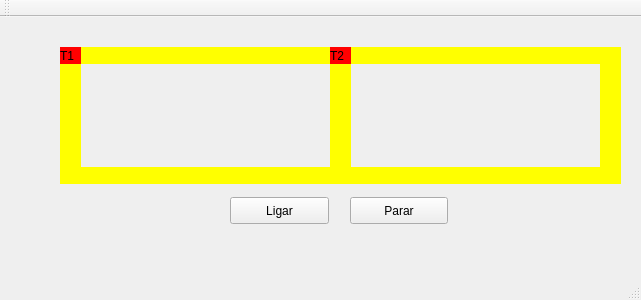
Qt form mainwindow.ui (Jardeu/Projeto-dos-Trens) before a commit.
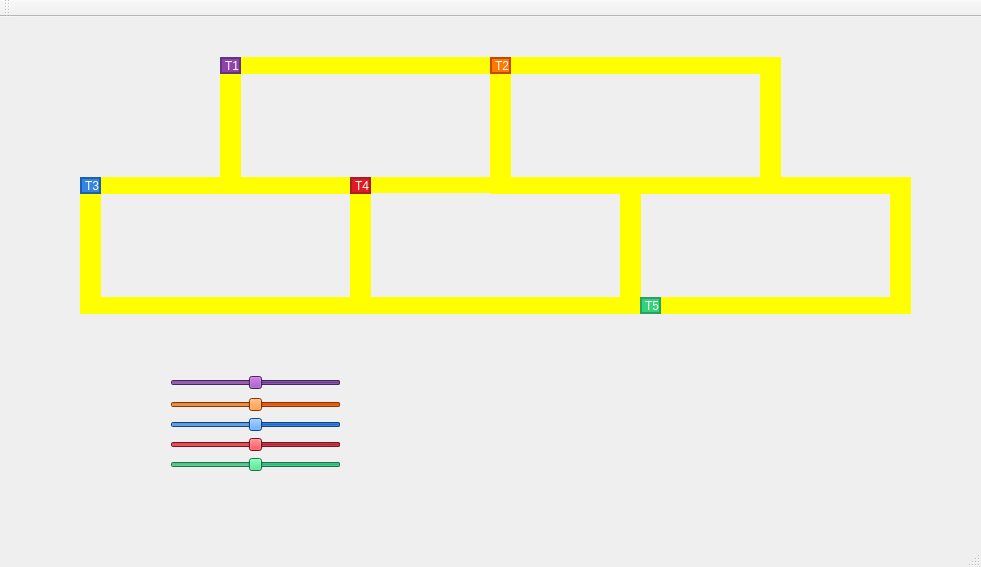
The same form after that commit.

The edit to the form file:
```diff
--- a/mainwindow.ui
+++ b/mainwindow.ui
@@ -6,8 +6,8 @@
    <rect>
     <x>0</x>
     <y>0</y>
-    <width>641</width>
-    <height>300</height>
+    <width>981</width>
+    <height>567</height>
    </rect>
   </property>
   <property name="windowTitle">
@@ -17,14 +17,19 @@
    <widget class="QLabel" name="label_trem1">
     <property name="geometry">
      <rect>
-      <x>60</x>
-      <y>30</y>
+      <x>220</x>
+      <y>40</y>
       <width>21</width>
       <height>17</height>
      </rect>
     </property>
+    <property name="font">
+     <font>
+      <pointsize>9</pointsize>
+     </font>
+    </property>
     <property name="styleSheet">
-     <string notr="true">QLabel { background: red}</string>
+     <string notr="true">QLabel { background: rgb(145, 65, 172); border: 2px solid rgb(97, 53, 131); color: white}</string>
     </property>
     <property name="text">
      <string>T1</string>
@@ -33,8 +38,8 @@
    <widget class="QLabel" name="label_trilho1">
     <property name="geometry">
      <rect>
-      <x>80</x>
-      <y>30</y>
+      <x>240</x>
+      <y>40</y>
       <width>250</width>
       <height>17</height>
      </rect>
@@ -46,12 +51,12 @@
      <string/>
     </property>
    </widget>
-   <widget class="QLabel" name="label_trilho2">
+   <widget class="QLabel" name="regiao_critica2">
     <property name="geometry">
      <rect>
-      <x>80</x>
-      <y>150</y>
-      <width>250</width>
+      <x>220</x>
+      <y>160</y>
+      <width>131</width>
       <height>17</height>
      </rect>
     </property>
@@ -62,11 +67,11 @@
      <string/>
     </property>
    </widget>
-   <widget class="QLabel" name="label_trilho3">
+   <widget class="QLabel" name="regiao_critica0">
     <property name="geometry">
      <rect>
-      <x>330</x>
-      <y>30</y>
+      <x>490</x>
+      <y>40</y>
       <width>21</width>
       <height>137</height>
      </rect>
@@ -81,10 +86,10 @@
    <widget class="QLabel" name="label_trilho4">
     <property name="geometry">
      <rect>
-      <x>60</x>
-      <y>30</y>
+      <x>220</x>
+      <y>40</y>
       <width>21</width>
-      <height>137</height>
+      <height>121</height>
      </rect>
     </property>
     <property name="styleSheet">
@@ -94,37 +99,11 @@
      <string/>
     </property>
    </widget>
-   <widget class="QPushButton" name="pushButton">
-    <property name="geometry">
-     <rect>
-      <x>230</x>
-      <y>180</y>
-      <width>99</width>
-      <height>27</height>
-     </rect>
-    </property>
-    <property name="text">
-     <string>Ligar</string>
-    </property>
-   </widget>
-   <widget class="QPushButton" name="pushButton_2">
-    <property name="geometry">
-     <rect>
-      <x>350</x>
-      <y>180</y>
-      <width>98</width>
-      <height>27</height>
-     </rect>
-    </property>
-    <property name="text">
-     <string>Parar</string>
-    </property>
-   </widget>
    <widget class="QLabel" name="label_trilho4_2">
     <property name="geometry">
      <rect>
-      <x>600</x>
-      <y>30</y>
+      <x>760</x>
+      <y>40</y>
       <width>21</width>
       <height>137</height>
      </rect>
@@ -139,8 +118,8 @@
    <widget class="QLabel" name="label_trilho1_2">
     <property name="geometry">
      <rect>
-      <x>350</x>
-      <y>30</y>
+      <x>510</x>
+      <y>40</y>
       <width>250</width>
       <height>17</height>
      </rect>
@@ -152,12 +131,12 @@
      <string/>
     </property>
    </widget>
-   <widget class="QLabel" name="label_trilho2_2">
+   <widget class="QLabel" name="regiao_critica3">
     <property name="geometry">
      <rect>
-      <x>350</x>
-      <y>150</y>
-      <width>250</width>
+      <x>510</x>
+      <y>160</y>
+      <width>111</width>
       <height>17</height>
      </rect>
     </property>
@@ -171,37 +150,939 @@
    <widget class="QLabel" name="label_trem2">
     <property name="geometry">
      <rect>
-      <x>330</x>
-      <y>30</y>
+      <x>490</x>
+      <y>40</y>
       <width>21</width>
       <height>17</height>
      </rect>
     </property>
+    <property name="font">
+     <font>
+      <pointsize>9</pointsize>
+     </font>
+    </property>
     <property name="styleSheet">
-     <string notr="true">QLabel { background: red}</string>
+     <string notr="true">QLabel { background: rgb(255, 120, 0); border: 2px solid rgb(198, 70, 0); color: white}</string>
     </property>
     <property name="text">
      <string>T2</string>
     </property>
    </widget>
+   <widget class="QLabel" name="label_trilho1_3">
+    <property name="geometry">
+     <rect>
+      <x>100</x>
+      <y>160</y>
+      <width>121</width>
+      <height>17</height>
+     </rect>
+    </property>
+    <property name="styleSheet">
+     <string notr="true">QLabel { background: yellow}</string>
+    </property>
+    <property name="text">
+     <string/>
+    </property>
+   </widget>
+   <widget class="QLabel" name="label_trilho4_3">
+    <property name="geometry">
+     <rect>
+      <x>80</x>
+      <y>160</y>
+      <width>21</width>
+      <height>137</height>
+     </rect>
+    </property>
+    <property name="styleSheet">
+     <string notr="true">QLabel { background: yellow}</string>
+    </property>
+    <property name="text">
+     <string/>
+    </property>
+   </widget>
+   <widget class="QLabel" name="label_trilho2_3">
+    <property name="geometry">
+     <rect>
+      <x>100</x>
+      <y>280</y>
+      <width>250</width>
+      <height>17</height>
+     </rect>
+    </property>
+    <property name="styleSheet">
+     <string notr="true">QLabel { background: yellow}</string>
+    </property>
+    <property name="text">
+     <string/>
+    </property>
+   </widget>
+   <widget class="QLabel" name="regiao_critica5">
+    <property name="geometry">
+     <rect>
+      <x>350</x>
+      <y>160</y>
+      <width>21</width>
+      <height>137</height>
+     </rect>
+    </property>
+    <property name="styleSheet">
+     <string notr="true">QLabel { background: yellow}</string>
+    </property>
+    <property name="text">
+     <string/>
+    </property>
+   </widget>
+   <widget class="QLabel" name="label_trilho2_4">
+    <property name="geometry">
+     <rect>
+      <x>370</x>
+      <y>280</y>
+      <width>250</width>
+      <height>17</height>
+     </rect>
+    </property>
+    <property name="styleSheet">
+     <string notr="true">QLabel { background: yellow}</string>
+    </property>
+    <property name="text">
+     <string/>
+    </property>
+   </widget>
+   <widget class="QLabel" name="regiao_critica6">
+    <property name="geometry">
+     <rect>
+      <x>620</x>
+      <y>160</y>
+      <width>21</width>
+      <height>137</height>
+     </rect>
+    </property>
+    <property name="styleSheet">
+     <string notr="true">QLabel { background: yellow}</string>
+    </property>
+    <property name="text">
+     <string/>
+    </property>
+   </widget>
+   <widget class="QLabel" name="label_trilho2_5">
+    <property name="geometry">
+     <rect>
+      <x>640</x>
+      <y>280</y>
+      <width>250</width>
+      <height>17</height>
+     </rect>
+    </property>
+    <property name="styleSheet">
+     <string notr="true">QLabel { background: yellow}</string>
+    </property>
+    <property name="text">
+     <string/>
+    </property>
+   </widget>
+   <widget class="QLabel" name="label_trilho1_4">
+    <property name="geometry">
+     <rect>
+      <x>780</x>
+      <y>160</y>
+      <width>121</width>
+      <height>17</height>
+     </rect>
+    </property>
+    <property name="styleSheet">
+     <string notr="true">QLabel { background: yellow}</string>
+    </property>
+    <property name="text">
+     <string/>
+    </property>
+   </widget>
+   <widget class="QLabel" name="label_trilho4_4">
+    <property name="geometry">
+     <rect>
+      <x>890</x>
+      <y>160</y>
+      <width>21</width>
+      <height>137</height>
+     </rect>
+    </property>
+    <property name="styleSheet">
+     <string notr="true">QLabel { background: yellow}</string>
+    </property>
+    <property name="text">
+     <string/>
+    </property>
+   </widget>
+   <widget class="QLabel" name="label_trem3">
+    <property name="geometry">
+     <rect>
+      <x>80</x>
+      <y>160</y>
+      <width>21</width>
+      <height>17</height>
+     </rect>
+    </property>
+    <property name="font">
+     <font>
+      <pointsize>9</pointsize>
+     </font>
+    </property>
+    <property name="styleSheet">
+     <string notr="true">QLabel { background: rgb(53, 132, 228); border: 2px solid rgb(26, 95, 180); color: white}</string>
+    </property>
+    <property name="text">
+     <string>T3</string>
+    </property>
+   </widget>
+   <widget class="QLabel" name="label_trem4">
+    <property name="geometry">
+     <rect>
+      <x>350</x>
+      <y>160</y>
+      <width>21</width>
+      <height>17</height>
+     </rect>
+    </property>
+    <property name="font">
+     <font>
+      <pointsize>9</pointsize>
+     </font>
+    </property>
+    <property name="styleSheet">
+     <string notr="true">QLabel { background: rgb(224, 27, 36); border: 2px solid rgb(165, 29, 45); color: white}</string>
+    </property>
+    <property name="text">
+     <string>T4</string>
+    </property>
+   </widget>
+   <widget class="QLabel" name="label_trem5">
+    <property name="geometry">
+     <rect>
+      <x>640</x>
+      <y>280</y>
+      <width>21</width>
+      <height>17</height>
+     </rect>
+    </property>
+    <property name="font">
+     <font>
+      <pointsize>9</pointsize>
+     </font>
+    </property>
+    <property name="autoFillBackground">
+     <bool>false</bool>
+    </property>
+    <property name="styleSheet">
+     <string notr="true">QLabel { background: rgb(51, 209, 122); border: 2px solid rgb(38, 162, 105); color: white}</string>
+    </property>
+    <property name="text">
+     <string>T5</string>
+    </property>
+   </widget>
+   <widget class="QSlider" name="speed_trem1">
+    <property name="geometry">
+     <rect>
+      <x>170</x>
+      <y>355</y>
+      <width>171</width>
+      <height>21</height>
+     </rect>
+    </property>
+    <property name="palette">
+     <palette>
+      <active>
+       <colorrole role="Button">
+        <brush brushstyle="SolidPattern">
+         <color alpha="255">
+          <red>145</red>
+          <green>65</green>
+          <blue>172</blue>
+         </color>
+        </brush>
+       </colorrole>
+       <colorrole role="Window">
+        <brush brushstyle="SolidPattern">
+         <color alpha="255">
+          <red>97</red>
+          <green>53</green>
+          <blue>131</blue>
+         </color>
+        </brush>
+       </colorrole>
+       <colorrole role="Highlight">
+        <brush brushstyle="SolidPattern">
+         <color alpha="255">
+          <red>97</red>
+          <green>53</green>
+          <blue>131</blue>
+         </color>
+        </brush>
+       </colorrole>
+      </active>
+      <inactive>
+       <colorrole role="Button">
+        <brush brushstyle="SolidPattern">
+         <color alpha="255">
+          <red>145</red>
+          <green>65</green>
+          <blue>172</blue>
+         </color>
+        </brush>
+       </colorrole>
+       <colorrole role="Window">
+        <brush brushstyle="SolidPattern">
+         <color alpha="255">
+          <red>97</red>
+          <green>53</green>
+          <blue>131</blue>
+         </color>
+        </brush>
+       </colorrole>
+       <colorrole role="Highlight">
+        <brush brushstyle="SolidPattern">
+         <color alpha="255">
+          <red>97</red>
+          <green>53</green>
+          <blue>131</blue>
+         </color>
+        </brush>
+       </colorrole>
+      </inactive>
+      <disabled>
+       <colorrole role="Button">
+        <brush brushstyle="SolidPattern">
+         <color alpha="255">
+          <red>145</red>
+          <green>65</green>
+          <blue>172</blue>
+         </color>
+        </brush>
+       </colorrole>
+       <colorrole role="Base">
+        <brush brushstyle="SolidPattern">
+         <color alpha="255">
+          <red>97</red>
+          <green>53</green>
+          <blue>131</blue>
+         </color>
+        </brush>
+       </colorrole>
+       <colorrole role="Window">
+        <brush brushstyle="SolidPattern">
+         <color alpha="255">
+          <red>97</red>
+          <green>53</green>
+          <blue>131</blue>
+         </color>
+        </brush>
+       </colorrole>
+      </disabled>
+     </palette>
+    </property>
+    <property name="font">
+     <font>
+      <pointsize>14</pointsize>
+     </font>
+    </property>
+    <property name="autoFillBackground">
+     <bool>false</bool>
+    </property>
+    <property name="styleSheet">
+     <string notr="true"/>
+    </property>
+    <property name="minimum">
+     <number>0</number>
+    </property>
+    <property name="maximum">
+     <number>200</number>
+    </property>
+    <property name="value">
+     <number>100</number>
+    </property>
+    <property name="orientation">
+     <enum>Qt::Horizontal</enum>
+    </property>
+    <property name="invertedAppearance">
+     <bool>true</bool>
+    </property>
+    <property name="invertedControls">
+     <bool>true</bool>
+    </property>
+   </widget>
+   <widget class="QSlider" name="speed_trem2">
+    <property name="geometry">
+     <rect>
+      <x>170</x>
+      <y>380</y>
+      <width>171</width>
+      <height>16</height>
+     </rect>
+    </property>
+    <property name="palette">
+     <palette>
+      <active>
+       <colorrole role="Button">
+        <brush brushstyle="SolidPattern">
+         <color alpha="255">
+          <red>255</red>
+          <green>120</green>
+          <blue>0</blue>
+         </color>
+        </brush>
+       </colorrole>
+       <colorrole role="Window">
+        <brush brushstyle="SolidPattern">
+         <color alpha="255">
+          <red>198</red>
+          <green>70</green>
+          <blue>0</blue>
+         </color>
+        </brush>
+       </colorrole>
+       <colorrole role="Highlight">
+        <brush brushstyle="SolidPattern">
+         <color alpha="255">
+          <red>198</red>
+          <green>70</green>
+          <blue>0</blue>
+         </color>
+        </brush>
+       </colorrole>
+      </active>
+      <inactive>
+       <colorrole role="Button">
+        <brush brushstyle="SolidPattern">
+         <color alpha="255">
+          <red>255</red>
+          <green>120</green>
+          <blue>0</blue>
+         </color>
+        </brush>
+       </colorrole>
+       <colorrole role="Window">
+        <brush brushstyle="SolidPattern">
+         <color alpha="255">
+          <red>198</red>
+          <green>70</green>
+          <blue>0</blue>
+         </color>
+        </brush>
+       </colorrole>
+       <colorrole role="Highlight">
+        <brush brushstyle="SolidPattern">
+         <color alpha="255">
+          <red>198</red>
+          <green>70</green>
+          <blue>0</blue>
+         </color>
+        </brush>
+       </colorrole>
+      </inactive>
+      <disabled>
+       <colorrole role="Button">
+        <brush brushstyle="SolidPattern">
+         <color alpha="255">
+          <red>255</red>
+          <green>120</green>
+          <blue>0</blue>
+         </color>
+        </brush>
+       </colorrole>
+       <colorrole role="Base">
+        <brush brushstyle="SolidPattern">
+         <color alpha="255">
+          <red>198</red>
+          <green>70</green>
+          <blue>0</blue>
+         </color>
+        </brush>
+       </colorrole>
+       <colorrole role="Window">
+        <brush brushstyle="SolidPattern">
+         <color alpha="255">
+          <red>198</red>
+          <green>70</green>
+          <blue>0</blue>
+         </color>
+        </brush>
+       </colorrole>
+      </disabled>
+     </palette>
+    </property>
+    <property name="font">
+     <font>
+      <pointsize>14</pointsize>
+     </font>
+    </property>
+    <property name="autoFillBackground">
+     <bool>false</bool>
+    </property>
+    <property name="styleSheet">
+     <string notr="true"/>
+    </property>
+    <property name="maximum">
+     <number>200</number>
+    </property>
+    <property name="value">
+     <number>100</number>
+    </property>
+    <property name="orientation">
+     <enum>Qt::Horizontal</enum>
+    </property>
+    <property name="invertedAppearance">
+     <bool>true</bool>
+    </property>
+    <property name="invertedControls">
+     <bool>true</bool>
+    </property>
+   </widget>
+   <widget class="QSlider" name="speed_trem3">
+    <property name="geometry">
+     <rect>
+      <x>170</x>
+      <y>400</y>
+      <width>171</width>
+      <height>16</height>
+     </rect>
+    </property>
+    <property name="palette">
+     <palette>
+      <active>
+       <colorrole role="Button">
+        <brush brushstyle="SolidPattern">
+         <color alpha="255">
+          <red>53</red>
+          <green>132</green>
+          <blue>228</blue>
+         </color>
+        </brush>
+       </colorrole>
+       <colorrole role="Window">
+        <brush brushstyle="SolidPattern">
+         <color alpha="255">
+          <red>26</red>
+          <green>95</green>
+          <blue>180</blue>
+         </color>
+        </brush>
+       </colorrole>
+       <colorrole role="Highlight">
+        <brush brushstyle="SolidPattern">
+         <color alpha="255">
+          <red>26</red>
+          <green>95</green>
+          <blue>180</blue>
+         </color>
+        </brush>
+       </colorrole>
+      </active>
+      <inactive>
+       <colorrole role="Button">
+        <brush brushstyle="SolidPattern">
+         <color alpha="255">
+          <red>53</red>
+          <green>132</green>
+          <blue>228</blue>
+         </color>
+        </brush>
+       </colorrole>
+       <colorrole role="Window">
+        <brush brushstyle="SolidPattern">
+         <color alpha="255">
+          <red>26</red>
+          <green>95</green>
+          <blue>180</blue>
+         </color>
+        </brush>
+       </colorrole>
+       <colorrole role="Highlight">
+        <brush brushstyle="SolidPattern">
+         <color alpha="255">
+          <red>26</red>
+          <green>95</green>
+          <blue>180</blue>
+         </color>
+        </brush>
+       </colorrole>
+      </inactive>
+      <disabled>
+       <colorrole role="Button">
+        <brush brushstyle="SolidPattern">
+         <color alpha="255">
+          <red>53</red>
+          <green>132</green>
+          <blue>228</blue>
+         </color>
+        </brush>
+       </colorrole>
+       <colorrole role="Base">
+        <brush brushstyle="SolidPattern">
+         <color alpha="255">
+          <red>26</red>
+          <green>95</green>
+          <blue>180</blue>
+         </color>
+        </brush>
+       </colorrole>
+       <colorrole role="Window">
+        <brush brushstyle="SolidPattern">
+         <color alpha="255">
+          <red>26</red>
+          <green>95</green>
+          <blue>180</blue>
+         </color>
+        </brush>
+       </colorrole>
+      </disabled>
+     </palette>
+    </property>
+    <property name="font">
+     <font>
+      <pointsize>14</pointsize>
+     </font>
+    </property>
+    <property name="autoFillBackground">
+     <bool>false</bool>
+    </property>
+    <property name="styleSheet">
+     <string notr="true"/>
+    </property>
+    <property name="maximum">
+     <number>200</number>
+    </property>
+    <property name="value">
+     <number>100</number>
+    </property>
+    <property name="orientation">
+     <enum>Qt::Horizontal</enum>
+    </property>
+    <property name="invertedAppearance">
+     <bool>true</bool>
+    </property>
+    <property name="invertedControls">
+     <bool>true</bool>
+    </property>
+   </widget>
+   <widget class="QSlider" name="speed_trem4">
+    <property name="geometry">
+     <rect>
+      <x>170</x>
+      <y>420</y>
+      <width>171</width>
+      <height>16</height>
+     </rect>
+    </property>
+    <property name="palette">
+     <palette>
+      <active>
+       <colorrole role="Button">
+        <brush brushstyle="SolidPattern">
+         <color alpha="255">
+          <red>224</red>
+          <green>27</green>
+          <blue>36</blue>
+         </color>
+        </brush>
+       </colorrole>
+       <colorrole role="Window">
+        <brush brushstyle="SolidPattern">
+         <color alpha="255">
+          <red>165</red>
+          <green>29</green>
+          <blue>45</blue>
+         </color>
+        </brush>
+       </colorrole>
+       <colorrole role="Highlight">
+        <brush brushstyle="SolidPattern">
+         <color alpha="255">
+          <red>165</red>
+          <green>29</green>
+          <blue>45</blue>
+         </color>
+        </brush>
+       </colorrole>
+      </active>
+      <inactive>
+       <colorrole role="Button">
+        <brush brushstyle="SolidPattern">
+         <color alpha="255">
+          <red>224</red>
+          <green>27</green>
+          <blue>36</blue>
+         </color>
+        </brush>
+       </colorrole>
+       <colorrole role="Window">
+        <brush brushstyle="SolidPattern">
+         <color alpha="255">
+          <red>165</red>
+          <green>29</green>
+          <blue>45</blue>
+         </color>
+        </brush>
+       </colorrole>
+       <colorrole role="Highlight">
+        <brush brushstyle="SolidPattern">
+         <color alpha="255">
+          <red>165</red>
+          <green>29</green>
+          <blue>45</blue>
+         </color>
+        </brush>
+       </colorrole>
+      </inactive>
+      <disabled>
+       <colorrole role="Button">
+        <brush brushstyle="SolidPattern">
+         <color alpha="255">
+          <red>224</red>
+          <green>27</green>
+          <blue>36</blue>
+         </color>
+        </brush>
+       </colorrole>
+       <colorrole role="Base">
+        <brush brushstyle="SolidPattern">
+         <color alpha="255">
+          <red>165</red>
+          <green>29</green>
+          <blue>45</blue>
+         </color>
+        </brush>
+       </colorrole>
+       <colorrole role="Window">
+        <brush brushstyle="SolidPattern">
+         <color alpha="255">
+          <red>165</red>
+          <green>29</green>
+          <blue>45</blue>
+         </color>
+        </brush>
+       </colorrole>
+      </disabled>
+     </palette>
+    </property>
+    <property name="font">
+     <font>
+      <pointsize>14</pointsize>
+     </font>
+    </property>
+    <property name="autoFillBackground">
+     <bool>false</bool>
+    </property>
+    <property name="styleSheet">
+     <string notr="true"/>
+    </property>
+    <property name="maximum">
+     <number>200</number>
+    </property>
+    <property name="value">
+     <number>100</number>
+    </property>
+    <property name="orientation">
+     <enum>Qt::Horizontal</enum>
+    </property>
+    <property name="invertedAppearance">
+     <bool>true</bool>
+    </property>
+    <property name="invertedControls">
+     <bool>true</bool>
+    </property>
+   </widget>
+   <widget class="QSlider" name="speed_trem5">
+    <property name="geometry">
+     <rect>
+      <x>170</x>
+      <y>440</y>
+      <width>171</width>
+      <height>16</height>
+     </rect>
+    </property>
+    <property name="palette">
+     <palette>
+      <active>
+       <colorrole role="Button">
+        <brush brushstyle="SolidPattern">
+         <color alpha="255">
+          <red>51</red>
+          <green>209</green>
+          <blue>122</blue>
+         </color>
+        </brush>
+       </colorrole>
+       <colorrole role="Window">
+        <brush brushstyle="SolidPattern">
+         <color alpha="255">
+          <red>38</red>
+          <green>162</green>
+          <blue>105</blue>
+         </color>
+        </brush>
+       </colorrole>
+       <colorrole role="Highlight">
+        <brush brushstyle="SolidPattern">
+         <color alpha="255">
+          <red>38</red>
+          <green>162</green>
+          <blue>105</blue>
+         </color>
+        </brush>
+       </colorrole>
+      </active>
+      <inactive>
+       <colorrole role="Button">
+        <brush brushstyle="SolidPattern">
+         <color alpha="255">
+          <red>51</red>
+          <green>209</green>
+          <blue>122</blue>
+         </color>
+        </brush>
+       </colorrole>
+       <colorrole role="Window">
+        <brush brushstyle="SolidPattern">
+         <color alpha="255">
+          <red>38</red>
+          <green>162</green>
+          <blue>105</blue>
+         </color>
+        </brush>
+       </colorrole>
+       <colorrole role="Highlight">
+        <brush brushstyle="SolidPattern">
+         <color alpha="255">
+          <red>38</red>
+          <green>162</green>
+          <blue>105</blue>
+         </color>
+        </brush>
+       </colorrole>
+      </inactive>
+      <disabled>
+       <colorrole role="Button">
+        <brush brushstyle="SolidPattern">
+         <color alpha="255">
+          <red>51</red>
+          <green>209</green>
+          <blue>122</blue>
+         </color>
+        </brush>
+       </colorrole>
+       <colorrole role="Base">
+        <brush brushstyle="SolidPattern">
+         <color alpha="255">
+          <red>38</red>
+          <green>162</green>
+          <blue>105</blue>
+         </color>
+        </brush>
+       </colorrole>
+       <colorrole role="Window">
+        <brush brushstyle="SolidPattern">
+         <color alpha="255">
+          <red>38</red>
+          <green>162</green>
+          <blue>105</blue>
+         </color>
+        </brush>
+       </colorrole>
+      </disabled>
+     </palette>
+    </property>
+    <property name="font">
+     <font>
+      <pointsize>14</pointsize>
+     </font>
+    </property>
+    <property name="autoFillBackground">
+     <bool>false</bool>
+    </property>
+    <property name="styleSheet">
+     <string notr="true"/>
+    </property>
+    <property name="maximum">
+     <number>200</number>
+    </property>
+    <property name="value">
+     <number>100</number>
+    </property>
+    <property name="orientation">
+     <enum>Qt::Horizontal</enum>
+    </property>
+    <property name="invertedAppearance">
+     <bool>true</bool>
+    </property>
+    <property name="invertedControls">
+     <bool>true</bool>
+    </property>
+   </widget>
+   <widget class="QLabel" name="regiao_critica1">
+    <property name="geometry">
+     <rect>
+      <x>370</x>
+      <y>160</y>
+      <width>121</width>
+      <height>16</height>
+     </rect>
+    </property>
+    <property name="styleSheet">
+     <string notr="true">QLabel { background: yellow}</string>
+    </property>
+    <property name="text">
+     <string/>
+    </property>
+   </widget>
+   <widget class="QLabel" name="regiao_critica4">
+    <property name="geometry">
+     <rect>
+      <x>640</x>
+      <y>160</y>
+      <width>141</width>
+      <height>17</height>
+     </rect>
+    </property>
+    <property name="styleSheet">
+     <string notr="true">QLabel { background: yellow}</string>
+    </property>
+    <property name="text">
+     <string/>
+    </property>
+   </widget>
+   <zorder>regiao_critica2</zorder>
    <zorder>label_trilho1</zorder>
-   <zorder>label_trilho2</zorder>
-   <zorder>label_trilho3</zorder>
+   <zorder>regiao_critica0</zorder>
    <zorder>label_trilho4</zorder>
-   <zorder>label_trem1</zorder>
-   <zorder>pushButton</zorder>
-   <zorder>pushButton_2</zorder>
    <zorder>label_trilho4_2</zorder>
    <zorder>label_trilho1_2</zorder>
-   <zorder>label_trilho2_2</zorder>
+   <zorder>regiao_critica3</zorder>
+   <zorder>label_trilho1_3</zorder>
+   <zorder>label_trilho4_3</zorder>
+   <zorder>label_trilho2_3</zorder>
+   <zorder>regiao_critica5</zorder>
+   <zorder>label_trilho2_4</zorder>
+   <zorder>regiao_critica6</zorder>
+   <zorder>label_trilho2_5</zorder>
+   <zorder>label_trilho1_4</zorder>
+   <zorder>label_trilho4_4</zorder>
+   <zorder>speed_trem1</zorder>
+   <zorder>speed_trem2</zorder>
+   <zorder>speed_trem3</zorder>
+   <zorder>speed_trem4</zorder>
+   <zorder>speed_trem5</zorder>
+   <zorder>regiao_critica1</zorder>
+   <zorder>regiao_critica4</zorder>
+   <zorder>label_trem1</zorder>
    <zorder>label_trem2</zorder>
+   <zorder>label_trem5</zorder>
+   <zorder>label_trem4</zorder>
+   <zorder>label_trem3</zorder>
   </widget>
   <widget class="QMenuBar" name="menuBar">
    <property name="geometry">
     <rect>
      <x>0</x>
      <y>0</y>
-     <width>641</width>
+     <width>981</width>
      <height>22</height>
     </rect>
    </property>
```
